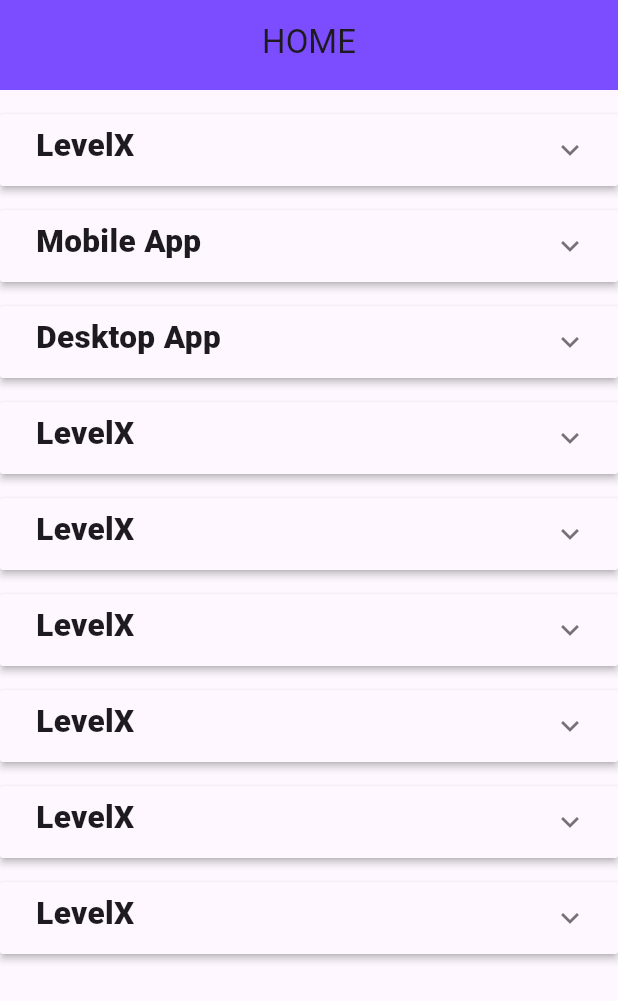
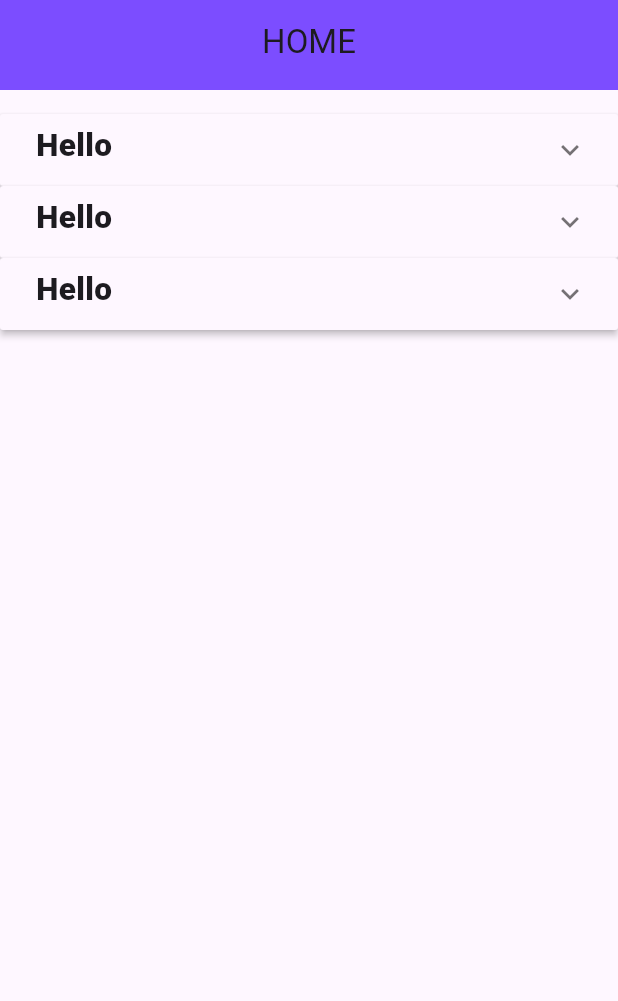
Before and after one commit to muhammed-sinan-vadakara/Go-tech-machine-test, a Flutter app: the screen it shows after launch, on a phone screen of 412 x 824 dp. Shown: the top 1001 px of the screen. Run offline on Flutter 3.47's test engine with Material 3 defaults, Android fonts, the phone set to English and light mode, and no system bars.

Commit message:
created menu widget

```diff
--- a/lib/view/pages/home_page.dart
+++ b/lib/view/pages/home_page.dart
@@ -1,6 +1,6 @@
 import 'package:flutter/material.dart';
 import 'package:gotech_mashinetest/view/widgets/appbar_widget.dart';
-import 'package:gotech_mashinetest/view/widgets/expansion_panel_widget.dart';
+import 'package:gotech_mashinetest/view/widgets/menu_widget.dart';
 import 'package:gotech_mashinetest/core/widgets/gap_widget.dart';
 
 class HomePage extends StatefulWidget {
@@ -27,104 +27,9 @@ class _HomePageState extends State<HomePage> {
         child: Column(
           children: [
             GapWidget.h16(),
-            ExpansionPanelWidget(
-              heading: "LevelX",
-              subheading1: "Flutter",
-              innersubheading1: "wertyu",
-              innersubheading2: "jjj",
-              subheading2: "ddddddddddddd",
-              tittle: "1st Team",
-              description:
-                  "Mobile application , desktop application , ios application ,etc ....",
-            ),
-            GapWidget.h16(),
-            ExpansionPanelWidget(
-              heading: "Mobile App",
-              subheading1: "Flutter",
-              innersubheading1: "wertyu",
-              innersubheading2: "",
-              subheading2: "",
-              tittle: "1st Team",
-              description:
-                  "Mobile application , desktop application , ios application ,etc ....",
-            ),
-            GapWidget.h16(),
-            ExpansionPanelWidget(
-              heading: "Desktop App",
-              subheading1: "Flutter",
-              subheading2: "abcd",
-              innersubheading2: "",
-              innersubheading1: "qwert",
-              tittle: "1st Team",
-              description:
-                  "Mobile application , desktop application , ios application ,etc ....",
-            ),
-            GapWidget.h16(),
-            ExpansionPanelWidget(
-              heading: "LevelX",
-              subheading1: "Flutter",
-              innersubheading1: "wertyu",
-              innersubheading2: "",
-              subheading2: "",
-              tittle: "1st Team",
-              description:
-                  "Mobile application , desktop application , ios application ,etc ....",
-            ),
-            GapWidget.h16(),
-            ExpansionPanelWidget(
-              heading: "LevelX",
-              subheading1: "Flutter",
-              innersubheading1: "wertyu",
-              innersubheading2: "",
-              subheading2: "",
-              tittle: "1st Team",
-              description:
-                  "Mobile application , desktop application , ios application ,etc ....",
-            ),
-            GapWidget.h16(),
-            ExpansionPanelWidget(
-              heading: "LevelX",
-              subheading1: "Flutter",
-              innersubheading1: "wertyu",
-              innersubheading2: "",
-              subheading2: "",
-              tittle: "1st Team",
-              description:
-                  "Mobile application , desktop application , ios application ,etc ....",
-            ),
-            GapWidget.h16(),
-            ExpansionPanelWidget(
-              heading: "LevelX",
-              subheading1: "Flutter",
-              innersubheading1: "wertyu",
-              innersubheading2: "",
-              subheading2: "",
-              tittle: "1st Team",
-              description:
-                  "Mobile application , desktop application , ios application ,etc ....",
-            ),
-            GapWidget.h16(),
-            ExpansionPanelWidget(
-              heading: "LevelX",
-              subheading1: "Flutter",
-              innersubheading2: "",
-              subheading2: "",
-              innersubheading1: "wertyu",
-              tittle: "1st Team",
-              description:
-                  "Mobile application , desktop application , ios application ,etc ....",
-            ),
-            GapWidget.h16(),
-            ExpansionPanelWidget(
-              heading: "LevelX",
-              subheading1: "Flutter",
-              innersubheading2: "",
-              subheading2: "",
-              innersubheading1: "wertyu",
-              tittle: "1st Team",
-              description:
-                  "Mobile application , desktop application , ios application ,etc ....",
-            )
+            MenuWidget(title: 'Hello', child: Text('sdfdsf')),
+            MenuWidget(title: 'Hello', child: Text('sdfdsf')),
+            MenuWidget(title: 'Hello', child: Text('sdfdsf')),
           ],
         ),
       ),
--- a/lib/view/widgets/expansion_panel_widget.dart
+++ /dev/null
@@ -1,119 +0,0 @@
-import 'package:flutter/material.dart';
-import 'package:gotech_mashinetest/view/widgets/inner_submenu.dart';
-
-class ExpansionPanelWidget extends StatefulWidget {
-  final String heading;
-  final String subheading1;
-  final String subheading2;
-  final String innersubheading1;
-  final String innersubheading2;
-  final String tittle;
-  final String description;
-
-  const ExpansionPanelWidget({
-    super.key,
-    required this.heading,
-    required this.subheading1,
-    required this.subheading2,
-    required this.innersubheading1,
-    required this.innersubheading2,
-    required this.tittle,
-    required this.description,
-  });
-
-  @override
-  State<ExpansionPanelWidget> createState() => _ExpansionPanelWidgetState();
-}
-
-class _ExpansionPanelWidgetState extends State<ExpansionPanelWidget> {
-  bool menu = false;
-  bool submenu1 = false;
-  bool submenu2 = false;
-
-  @override
-  Widget build(BuildContext context) {
-    return ExpansionPanelList(
-      expansionCallback: (panelIndex, isExpanded) {
-        menu = !menu;
-        setState(() {});
-      },
-      children: <ExpansionPanel>[
-        ExpansionPanel(
-          headerBuilder: (context, isExpanded) {
-            return Padding(
-              padding: const EdgeInsets.symmetric(horizontal: 24, vertical: 6),
-              child: Text(
-                widget.heading,
-                style: TextStyle(fontWeight: FontWeight.w800, fontSize: 21),
-              ),
-            );
-          },
-          body: Column(
-            children: [
-              ExpansionPanelList(
-                expansionCallback: (panelIndex, isExpanded) {
-                  submenu1 = !submenu1;
-                  setState(() {});
-                },
-                children: <ExpansionPanel>[
-                  ExpansionPanel(
-                    headerBuilder: (context, isExpanded) {
-                      return Padding(
-                        padding: const EdgeInsets.symmetric(
-                            horizontal: 24, vertical: 6),
-                        child: Text(
-                          widget.subheading1,
-                          style: TextStyle(
-                              fontWeight: FontWeight.w700, fontSize: 18),
-                        ),
-                      );
-                    },
-                    isExpanded: submenu1,
-                    canTapOnHeader: true,
-                    body: InnerSubMenuWidget(
-                        innersubheading1: widget.innersubheading1,
-                        innersubheading2: widget.innersubheading2,
-                        tittle: widget.tittle,
-                        description: widget.description),
-                  ),
-                  // ),
-                ],
-              ),
-              ExpansionPanelList(
-                expansionCallback: (panelIndex, isExpanded) {
-                  submenu2 = !submenu2;
-                  setState(() {});
-                },
-                children: <ExpansionPanel>[
-                  ExpansionPanel(
-                    headerBuilder: (context, isExpanded) {
-                      return Padding(
-                        padding: const EdgeInsets.symmetric(
-                            horizontal: 24, vertical: 6),
-                        child: Text(
-                          widget.subheading2,
-                          style: TextStyle(
-                              fontWeight: FontWeight.w700, fontSize: 18),
-                        ),
-                      );
-                    },
-                    isExpanded: submenu2,
-                    canTapOnHeader: true,
-                    body: InnerSubMenuWidget(
-                      innersubheading2: widget.innersubheading2,
-                      tittle: widget.tittle,
-                      description: widget.description,
-                      innersubheading1: widget.innersubheading1,
-                    ),
-                  ),
-                ],
-              ),
-            ],
-          ),
-          isExpanded: menu,
-          canTapOnHeader: true,
-        ),
-      ],
-    );
-  }
-}
--- /dev/null
+++ b/lib/view/widgets/menu_widget.dart
@@ -0,0 +1,54 @@
+import 'package:flutter/material.dart';
+
+class MenuWidget extends StatefulWidget {
+  final String title;
+  final Widget child;
+
+  const MenuWidget({
+    super.key,
+    required this.title,
+    required this.child,
+  });
+
+  @override
+  State<MenuWidget> createState() => _MenuWidgetState();
+}
+
+class _MenuWidgetState extends State<MenuWidget> {
+  bool isExpanded = false;
+
+  /// Description: Toggel the expansion panel state
+  /// This is used to expand or collapse the expansion panel
+  ///
+  /// [isExpanded] Indicate if the panel is expanded or not. If true, then the panel is expanded, else
+  /// panel is not expanded
+  void toggleExpansionPanel(bool isExpanded) {
+    setState(() {
+      this.isExpanded = isExpanded;
+    });
+  }
+
+  @override
+  Widget build(BuildContext context) {
+    return ExpansionPanelList(
+      expansionCallback: (_, isExpanded) => toggleExpansionPanel(isExpanded),
+      children: <ExpansionPanel>[
+        ExpansionPanel(
+          headerBuilder: (context, isExpanded) {
+            return Padding(
+              padding: const EdgeInsets.symmetric(horizontal: 24, vertical: 6),
+              child: Text(
+                widget.title,
+                style:
+                    const TextStyle(fontWeight: FontWeight.w800, fontSize: 21),
+              ),
+            );
+          },
+          body: widget.child,
+          isExpanded: isExpanded,
+          canTapOnHeader: true,
+        ),
+      ],
+    );
+  }
+}
```
